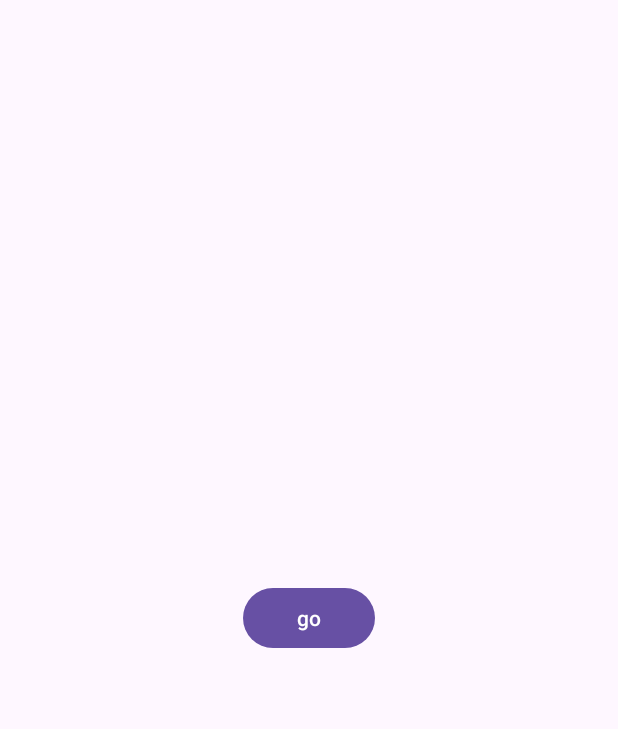
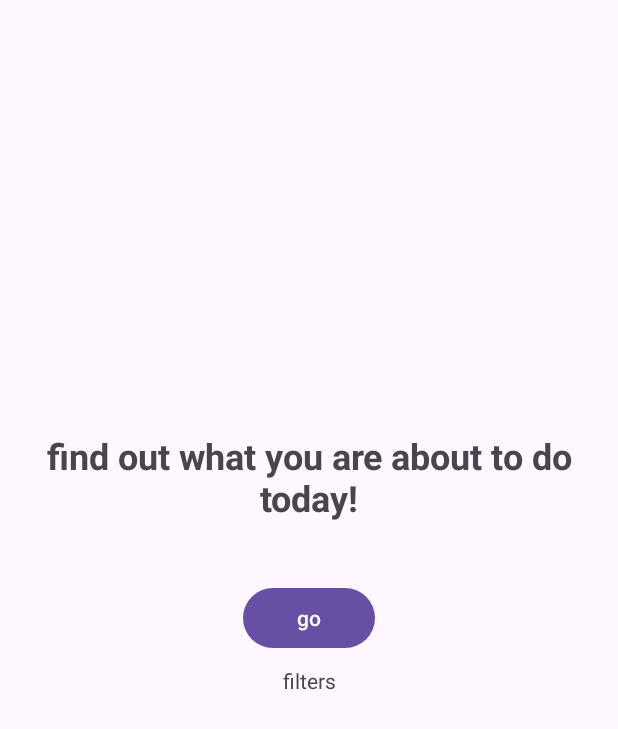
Before and after one commit to karpukhinp01/upStreamBoredApi, an Android app: the screen it shows after launch (MainActivity), on a phone screen of 412 x 824 dp. Shown: the top 729 px of the screen. Run offline under Robolectric (Android 15) with nearby library versions, the phone set to English and light mode, and no system bars; our stand-ins replace navigation-ui.

Commit message:
filterPriceRange

```diff
--- a/app/build.gradle
+++ b/app/build.gradle
@@ -47,6 +47,8 @@ def lifecycle = "2.5.1"
 
 
 dependencies {
+
+
     // Swipe cards
     implementation 'com.lorentzos.swipecards:library:1.0.9@aar'
 
--- a/app/src/main/java/com/example/upstreamboredapi/model/BoredApi.kt
+++ b/app/src/main/java/com/example/upstreamboredapi/model/BoredApi.kt
@@ -1,8 +1,12 @@
 package com.example.upstreamboredapi.model
 
 import retrofit2.http.GET
+import retrofit2.http.Path
 
 interface BoredApi {
     @GET("activity")
     suspend fun getRandomAction(): ActionActivity
+
+    @GET("activity{filter1}")
+    suspend fun getFilteredAction(@Path("filter1") filter1: String?): ActionActivity
 }
--- a/app/src/main/java/com/example/upstreamboredapi/viewmodel/StartViewModel.kt
+++ b/app/src/main/java/com/example/upstreamboredapi/viewmodel/StartViewModel.kt
@@ -17,6 +17,9 @@ class StartViewModel(application: Application): BaseViewModel(application) {
     private val _actionActivity = MutableLiveData<ActionActivity>()
     val actionActivity: LiveData<ActionActivity> get() = _actionActivity
 
+    private var _filterPriceRange = "?minprice=0.0&maxprice=1.0"
+    val filterPriceRange: String get() =_filterPriceRange
+
     private val _aALoadError = MutableLiveData<Boolean>()
     val aALoadError: LiveData<Boolean> get() = _aALoadError
 
@@ -29,5 +32,9 @@ class StartViewModel(application: Application): BaseViewModel(application) {
         }
     }
 
+    fun setFilters(priceMin: Float, priceMax: Float) {
+        _filterPriceRange = "?minprice=$priceMin&maxprice=$priceMax"
+    }
+
 
 }
--- a/app/src/main/res/layout/fragment_start.xml
+++ b/app/src/main/res/layout/fragment_start.xml
@@ -17,11 +17,24 @@
         app:layout_constraintEnd_toEndOf="parent"/>
 
     <TextView
-        android:id="@+id/textView"
         android:layout_width="wrap_content"
         android:layout_height="wrap_content"
+        android:text="find out what you are about to do today!"
+        android:textAlignment="center"
+        style="@style/heading"
+        app:layout_constraintStart_toStartOf="parent"
+        app:layout_constraintEnd_toEndOf="parent"
+        app:layout_constraintBottom_toTopOf="@id/go_button"
+        android:layout_marginBottom="40dp"/>
+
+    <TextView
+        android:id="@+id/filter_button"
+        android:layout_width="wrap_content"
+        android:layout_height="wrap_content"
+        android:text="filters"
         app:layout_constraintTop_toBottomOf="@id/go_button"
         app:layout_constraintStart_toStartOf="parent"
-        app:layout_constraintEnd_toEndOf="parent" />
+        app:layout_constraintEnd_toEndOf="parent"
+        android:layout_marginTop="8dp"/>
 
 </androidx.constraintlayout.widget.ConstraintLayout>
--- a/app/src/main/res/values/strings.xml
+++ b/app/src/main/res/values/strings.xml
@@ -48,4 +48,5 @@
     <string name="hello_blank_fragment">Hello blank fragment</string>
     <string name="some_activity">some activity</string>
     <string name="favorites">Favorites</string>
+    <string name="price_range">Price range</string>
 </resources>
--- a/app/src/main/res/values/themes.xml
+++ b/app/src/main/res/values/themes.xml
@@ -10,6 +10,11 @@
         <item name="android:textStyle">bold</item>
     </style>
 
+    <style name="heading">
+        <item name="android:textSize">24sp</item>
+        <item name="android:textStyle">bold</item>
+    </style>
+
     <style name="text">
         <item name="android:textSize">14sp</item>
     </style>
```
Also changed, not shown: app/src/main/java/com/example/upstreamboredapi/view/StartFragment.kt (+21 -5 lines), app/src/main/res/layout/filter_dialog_view.xml (added, +33 -0 lines).
